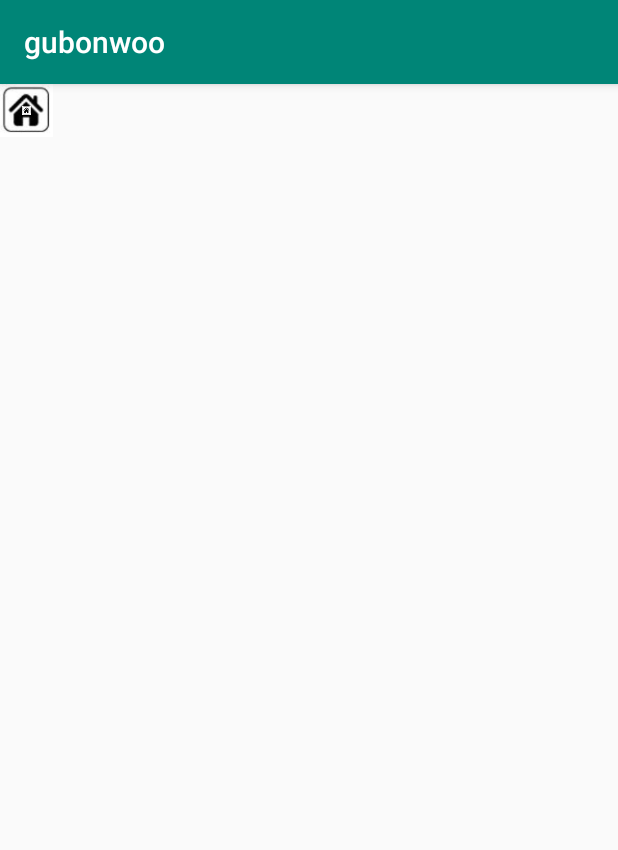
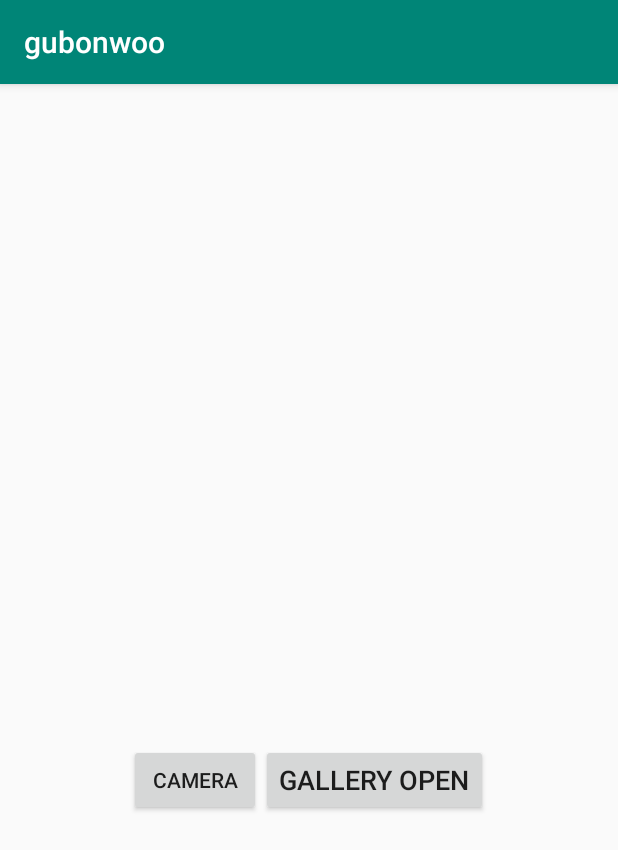
Before and after one commit to atg0831/20192Moapp1_project, an Android app: the compareActivity screen opened directly, with no data from a screen before it, on a phone screen of 412 x 824 dp. Shown: the top 850 px of the screen. Run offline under Robolectric (Android 15) with nearby library versions, the phone set to English and light mode, and no system bars.

Commit message:
compare class

```diff
--- a/gubonwoo/app/build.gradle
+++ b/gubonwoo/app/build.gradle
@@ -23,6 +23,7 @@ dependencies {
     implementation fileTree(dir: 'libs', include: ['*.jar'])
     implementation 'androidx.appcompat:appcompat:1.0.2'
     implementation 'androidx.constraintlayout:constraintlayout:1.1.3'
+//    implementation 'atg0831.ted:tedpermission:2.1.0'
     testImplementation 'junit:junit:4.12'
     androidTestImplementation 'androidx.test:runner:1.1.1'
     androidTestImplementation 'androidx.test.espresso:espresso-core:3.1.1'
--- a/gubonwoo/app/src/main/AndroidManifest.xml
+++ b/gubonwoo/app/src/main/AndroidManifest.xml
@@ -1,6 +1,11 @@
 <?xml version="1.0" encoding="utf-8"?>
 <manifest xmlns:android="http://schemas.android.com/apk/res/android"
     package="com.example.gubonwoo">
+
+<!--    <uses-permission android:name="android.permission.CAMERA" />-->
+    <uses-permission android:name="android.permission.READ_EXTERNAL_STORAGE"/>
+    <uses-permission android:name="android.permission.WRITE_EXTERNAL_STORAGE"
+></uses-permission>
 
     <application
         android:allowBackup="true"
--- a/gubonwoo/app/src/main/java/com/example/gubonwoo/compareActivity.java
+++ b/gubonwoo/app/src/main/java/com/example/gubonwoo/compareActivity.java
@@ -3,25 +3,91 @@ package com.example.gubonwoo;
 import androidx.appcompat.app.AppCompatActivity;
 
 import android.content.Intent;
+import android.graphics.Bitmap;
+import android.graphics.BitmapFactory;
 import android.os.Bundle;
+import android.os.Environment;
+import android.provider.MediaStore;
 import android.view.View;
+import android.widget.Button;
 import android.widget.ImageButton;
+import android.widget.ImageView;
+
+import java.io.File;
+import java.io.InputStream;
 
 public class compareActivity extends AppCompatActivity {
+
+
+    Button Button_camera;
+    ImageView imageView;
+    Button button;
 
     @Override
     protected void onCreate(Bundle savedInstanceState) {
         super.onCreate(savedInstanceState);
         setContentView(R.layout.activity_compare);
 
-        ImageButton button=(ImageButton) findViewById(R.id.homeButton);
-        button.setOnClickListener(new View.OnClickListener() {
+//        ImageButton button=(ImageButton) findViewById(R.id.homeButton);
+//        button.setOnClickListener(new View.OnClickListener() {
+//            @Override
+//            public void onClick(View v) {
+//                Intent intent=new Intent(getApplicationContext(), MainActivity.class);
+//                startActivity(intent);
+//
+//            }
+//        });
+
+        Button_camera=(Button)findViewById(R.id.camera);
+        imageView=(ImageView)findViewById(R.id.image);
+        button=(Button)findViewById(R.id.button);
+        button.setOnClickListener(new View.OnClickListener(){
             @Override
-            public void onClick(View v) {
-                Intent intent=new Intent(getApplicationContext(), MainActivity.class);
-                startActivity(intent);
-
+            public void onClick(View view){
+                Intent intent=new Intent();
+                intent.setType("image/*");
+                intent.setAction(Intent.ACTION_GET_CONTENT);
+                startActivityForResult(intent,1);
             }
         });
+        Button_camera.setOnClickListener(new View.OnClickListener(){
+          @Override
+          public void onClick(View view){
+              Intent i= new Intent(MediaStore.ACTION_IMAGE_CAPTURE);
+
+              startActivityForResult(i,0);
+          }
+        });
+
+
     }
+    @Override
+    protected void onActivityResult(int requestCode,int resultCode, Intent data)
+    {
+        imageView.setImageURI(data.getData());
+        if(requestCode==1){
+            if(resultCode==RESULT_OK){
+                try{
+                    InputStream in=getContentResolver().openInputStream(data.getData());
+                    Bitmap img= BitmapFactory.decodeStream(in);
+                in.close();
+                imageView.setImageBitmap(img);
+                }catch(Exception e)
+                {
+                    e.printStackTrace();
+                }
+            }
+        }
+    }
+//
+//    public File getAlbumDir(){
+//        File storageDir=new File(
+//                Environment.getExternalStoragePublicDirectory(
+//                        Environment.DIRECTORY_PICTURES
+//
+//                ),
+//                getAlbumName()
+//        );
+//        return storageDir;
+//    }
 }
--- a/gubonwoo/app/src/main/res/layout/activity_compare.xml
+++ b/gubonwoo/app/src/main/res/layout/activity_compare.xml
@@ -1,20 +1,61 @@
 <?xml version="1.0" encoding="utf-8"?>
 <LinearLayout xmlns:android="http://schemas.android.com/apk/res/android"
-    xmlns:app="http://schemas.android.com/apk/res-auto"
+
+    android:layout_width="match_parent"
     xmlns:tools="http://schemas.android.com/tools"
-    android:layout_width="match_parent"
-    android:layout_height="match_parent"
-    tools:context=".compareActivity">
+    android:orientation="vertical"
+    tools:context=".compareActivity"
 
-    <ImageButton
-        android:id="@+id/homeButton"
-        android:layout_width="wrap_content"
+android:layout_height="match_parent">
+
+<!--xmlns:app="http://schemas.android.com/apk/res-auto"-->
+<!--    xmlns:tools="http://schemas.android.com/tools"-->
+<!--    -->
+<!--    <ImageButton-->
+<!--        android:id="@+id/homeButton"-->
+<!--        android:layout_width="wrap_content"-->
+<!--        android:layout_height="wrap_content"-->
+<!--        android:adjustViewBounds="true"-->
+<!--        android:background="@drawable/home"-->
+<!--        android:maxWidth="35dp"-->
+<!--        android:maxHeight="35dp"-->
+<!--        android:scaleType="fitCenter"-->
+<!--        app:srcCompat="@mipmap/ic_launcher_home" />-->
+
+    <LinearLayout
+        android:layout_width="match_parent"
+        android:layout_height="400dp">
+
+        <ImageView
+            android:id="@+id/image"
+            android:layout_width="300dp"
+            android:layout_height="300dp"
+            android:layout_centerHorizontal="true"/>
+
+
+    </LinearLayout>
+    <LinearLayout
+        android:layout_width="match_parent"
         android:layout_height="wrap_content"
-        android:adjustViewBounds="true"
-        android:background="@drawable/home"
-        android:maxWidth="35dp"
-        android:maxHeight="35dp"
-        android:scaleType="fitCenter"
-        app:srcCompat="@mipmap/ic_launcher_home" />
+        android:layout_marginTop="40dp"
+        android:orientation="horizontal"
+        android:gravity="center"
+        >
+        <Button
+            android:layout_width="wrap_content"
+            android:layout_height="wrap_content"
+            android:id="@+id/camera"
+            android:text="camera"
+            android:gravity="center"
+            />
+        <Button
+            android:text="Gallery Open"
+            android:textSize="18dp"
+            android:id="@+id/button"
+            android:layout_width="wrap_content"
+            android:layout_height="wrap_content"
+            android:layout_centerHorizontal="true"
+            android:layout_below="@+id/image"/>
 
+    </LinearLayout>
 </LinearLayout>
```
